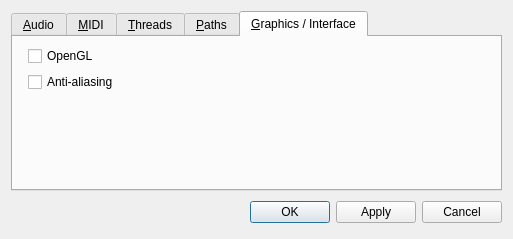
Old version of the form settings_dlg.ui in the repository edpowley/cosecant.
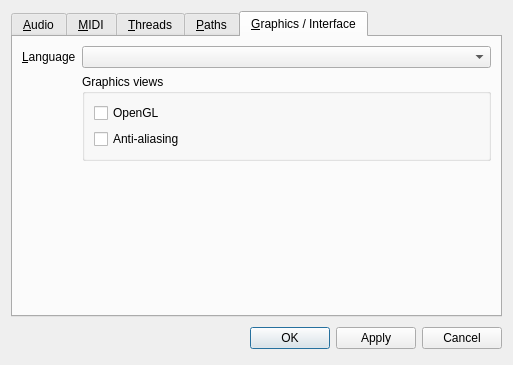
New version of the form. The open tabs and pages were chosen to show the change.

The edit to the form file:
```diff
--- a/settings_dlg.ui
+++ b/settings_dlg.ui
@@ -7,7 +7,7 @@
     <x>0</x>
     <y>0</y>
     <width>513</width>
-    <height>228</height>
+    <height>365</height>
    </rect>
   </property>
   <property name="windowTitle">
@@ -123,11 +123,14 @@
       <attribute name="title">
        <string>&amp;Graphics / Interface</string>
       </attribute>
+      <layout class="QFormLayout" name="formLayout_3">
+       <item row="1" column="1">
+        <widget class="QGroupBox" name="groupBox">
+         <property name="title">
+          <string>Graphics views</string>
+         </property>
       <layout class="QFormLayout" name="formLayout_2">
-       <property name="fieldGrowthPolicy">
-        <enum>QFormLayout::AllNonFixedFieldsGrow</enum>
-       </property>
-       <item row="0" column="1">
+          <item row="0" column="0">
         <widget class="QCheckBox" name="checkGraphicsViewGL">
          <property name="whatsThis">
           <string>Sets whether graphics are drawn using OpenGL hardware acceleration. If you have a reasonably powerful graphics card, activating this should reduce CPU usage.</string>
@@ -137,13 +140,29 @@
          </property>
         </widget>
        </item>
-       <item row="1" column="1">
+          <item row="1" column="0">
         <widget class="QCheckBox" name="checkGraphicsViewAA">
          <property name="whatsThis">
           <string>Sets whether graphics are drawn with smoothed edges. This looks better, at the expense of increased CPU usage.</string>
          </property>
          <property name="text">
           <string>Anti-aliasing</string>
+            </property>
+           </widget>
+          </item>
+         </layout>
+        </widget>
+       </item>
+       <item row="0" column="1">
+        <widget class="QComboBox" name="comboLanguage"/>
+       </item>
+       <item row="0" column="0">
+        <widget class="QLabel" name="label_4">
+         <property name="text">
+          <string>&amp;Language</string>
+         </property>
+         <property name="buddy">
+          <cstring>comboLanguage</cstring>
          </property>
         </widget>
        </item>
```
Lines whose indentation alone changed are shown as unchanged.
